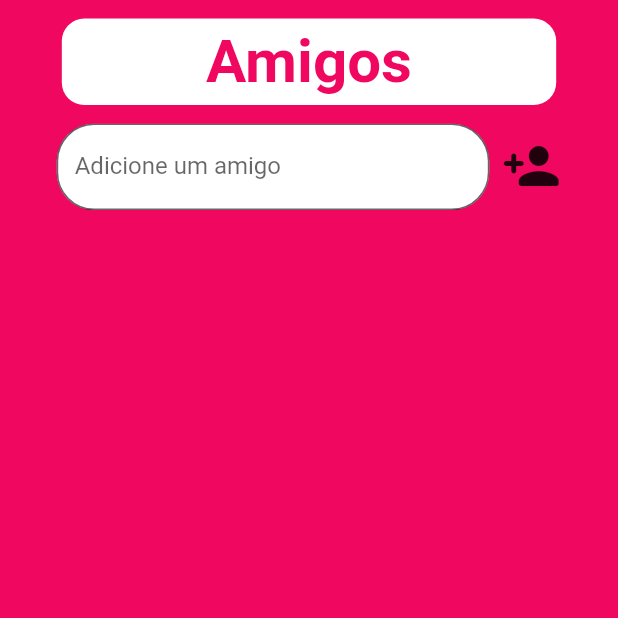
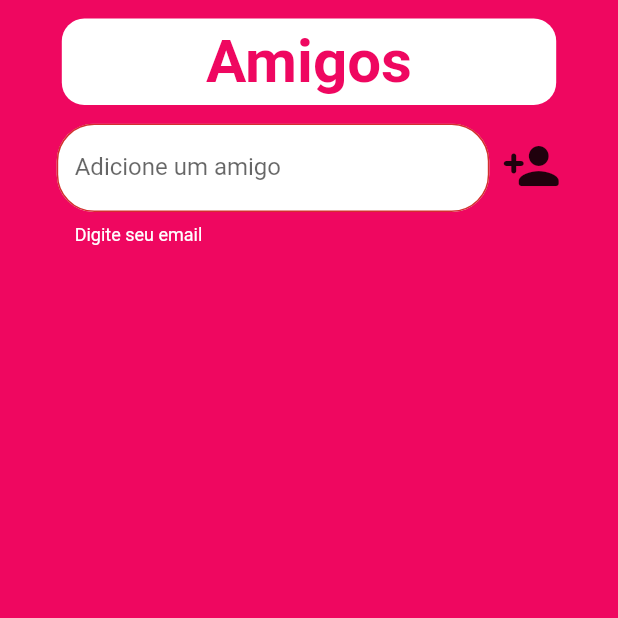
Before and after one commit to pedroamota/safe-pink, a Flutter app: the FriendsPage screen opened directly, after a tap on the "person add" icon, on a phone screen of 412 x 824 dp, the top half of it. Run offline on Flutter 3.47's test engine with Material 2 defaults, Android fonts, the phone set to English and light mode, and no system bars; our stand-ins replace cloud_firestore, email_validator, firebase_auth, firebase_core; accounts and stored records are empty.

Commit message:
Add friend

```diff
--- a/safe_pink/lib/view/home/friends/friends_page.dart
+++ b/safe_pink/lib/view/home/friends/friends_page.dart
@@ -1,7 +1,10 @@
 import 'dart:core';
 import 'package:email_validator/email_validator.dart';
 import 'package:flutter/material.dart';
+import 'package:provider/provider.dart';
 import 'package:safe_pink/components/style_form_field.dart';
+import 'package:safe_pink/database/servicesDB.dart';
+import 'package:safe_pink/services/auth_service.dart';
 
 class FriendsPage extends StatefulWidget {
   const FriendsPage({super.key});
@@ -13,9 +16,49 @@ class FriendsPage extends StatefulWidget {
 class _FriendsPageState extends State<FriendsPage> {
   final friendController = TextEditingController();
   final GlobalKey<FormState> formKey = GlobalKey<FormState>();
+  bool loading = false;
 
-  submit(){
+  submit(auth) async {
+    if (formKey.currentState!.validate()) {
+      setState(() {
+        loading = true;
+        FocusNode().unfocus();
+      });
 
+      try {
+        ServicesDB(auth: auth)
+            .addFriend(
+              friendController.text,
+            )
+            .whenComplete(() => {
+                  setState(() {
+                    loading = false;
+                  }),
+                  ScaffoldMessenger.of(context).showSnackBar(
+                    const SnackBar(
+                      backgroundColor: Colors.blue,
+                      content: Text('Amigo adicionado'),
+                    ),
+                  ),
+                });
+      } on AuthException catch (e) {
+        setState(() {
+          loading = false;
+        });
+        ScaffoldMessenger.of(context).showSnackBar(
+          SnackBar(
+            backgroundColor: Colors.purple,
+            content: Text(e.message),
+          ),
+        );
+      }
+    }
+  }
+
+  @override
+  void dispose() {
+    friendController.dispose();
+    super.dispose();
   }
 
   @override
@@ -63,24 +106,40 @@ class _FriendsPageState extends State<FriendsPage> {
                   width: size.width * .7,
                   child: Column(
                     children: [
-                      SizedBox(
-                        height: size.height * .07,
-                        child: TextFormFieldComponent(
-                          controller: friendController,
-                          label: 'Adicione um amigo',
+                      Form(
+                        key: formKey,
+                        child: SizedBox(
+                          height: size.height * .2,
+                          child: TextFormFieldComponent(
+                            controller: friendController,
+                            label: 'Adicione um amigo',
+                            validator: (value) {
+                              if (value == null || value.isEmpty) {
+                                return 'Digite seu email';
+                              } else if (!EmailValidator.validate(value)) {
+                                return 'Digite um email valido';
+                              }
+                              return null;
+                            },
+                          ),
                         ),
                       ),
                       const SizedBox(height: 30),
-
                     ],
                   ),
                 ),
                 IconButton(
-                  onPressed: submit,
-                  icon: const Icon(
-                    Icons.person_add_rounded,
-                    size: 40,
+                  onPressed: () => submit(
+                    Provider.of<AuthService>(context, listen: false),
                   ),
+                  icon: loading
+                      ? const CircularProgressIndicator(
+                          color: Colors.white,
+                        )
+                      : const Icon(
+                          Icons.person_add_rounded,
+                          size: 40,
+                        ),
                 )
               ],
             )
--- a/safe_pink/lib/view/register/register_page.dart
+++ b/safe_pink/lib/view/register/register_page.dart
@@ -1,11 +1,9 @@
-import 'dart:developer';
-
 import 'package:email_validator/email_validator.dart';
 import 'package:flutter/material.dart';
 import 'package:provider/provider.dart';
 import 'package:safe_pink/main.dart';
-import 'package:safe_pink/view/home/home_page.dart';
 import 'package:safe_pink/view/login/login_page.dart';
+
 import '../../components/style_form_field.dart';
 import '../../database/servicesDB.dart';
 import '../../services/auth_service.dart';
```
Also changed, not shown: safe_pink/lib/database/servicesDB.dart (+23 -6 lines).
